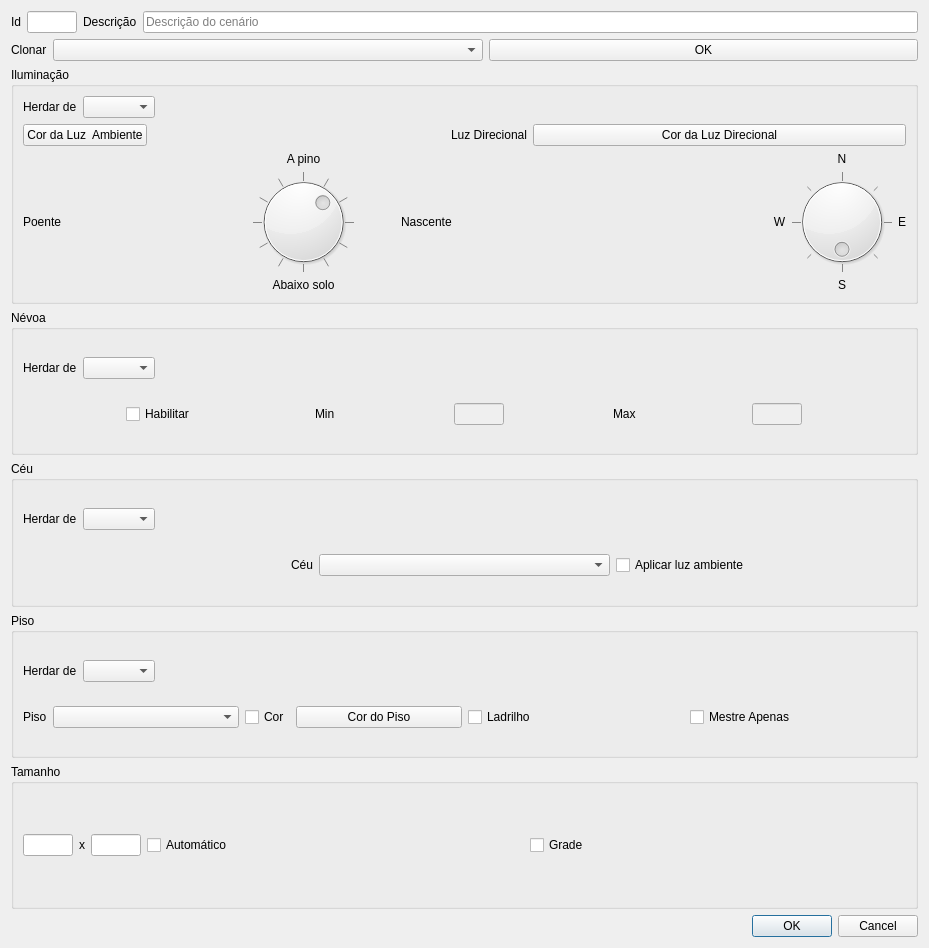
Above: ifg/qt/ui/cenario.ui from matferib/tabuleiro-virtual before the change. Below: the same form after it.
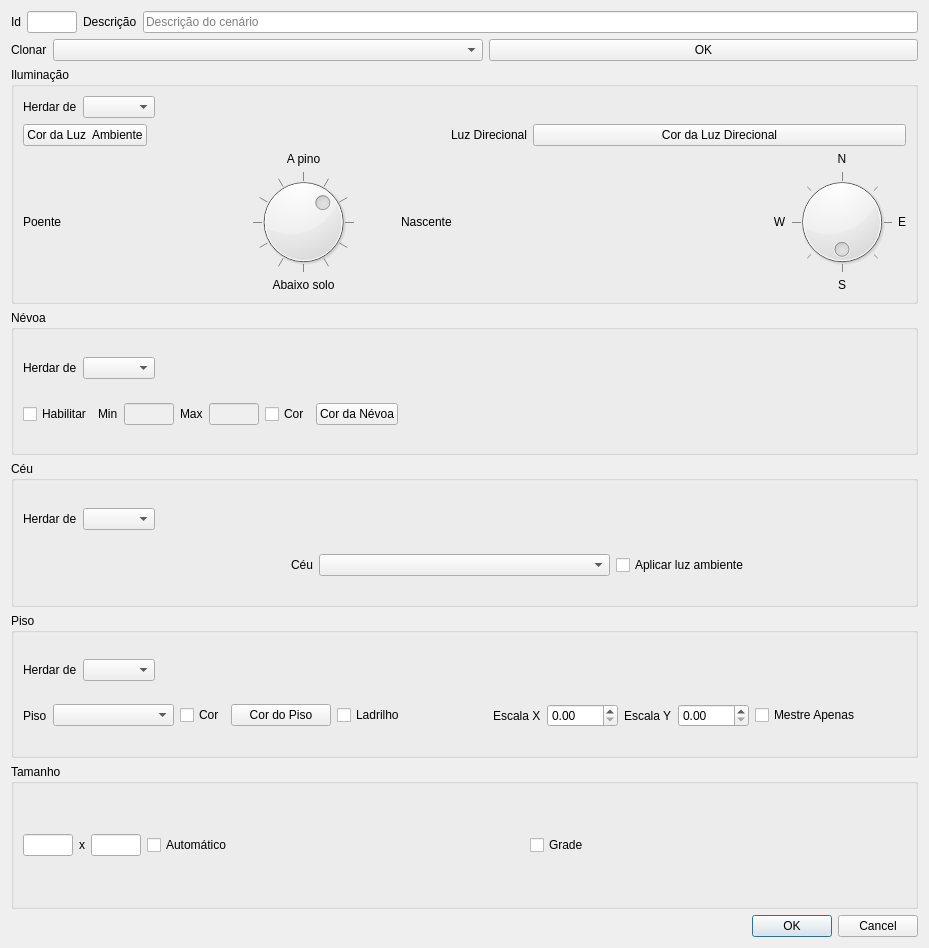
That is the form after the change.

Commit message: alteracoes de UI permitindo nevoa e piso com escala

What changed in the file:
```diff
--- a/ifg/qt/ui/cenario.ui
+++ b/ifg/qt/ui/cenario.ui
@@ -446,7 +446,15 @@
          </widget>
         </item>
         <item>
+         <layout class="QHBoxLayout" name="horizontalLayout_5">
+          <item>
          <widget class="QLabel" name="label_12">
+            <property name="sizePolicy">
+             <sizepolicy hsizetype="Minimum" vsizetype="Preferred">
+              <horstretch>0</horstretch>
+              <verstretch>0</verstretch>
+             </sizepolicy>
+            </property>
           <property name="maximumSize">
            <size>
             <width>30</width>
@@ -463,6 +471,12 @@
           <property name="enabled">
            <bool>false</bool>
           </property>
+            <property name="sizePolicy">
+             <sizepolicy hsizetype="Minimum" vsizetype="Fixed">
+              <horstretch>0</horstretch>
+              <verstretch>0</verstretch>
+             </sizepolicy>
+            </property>
           <property name="maximumSize">
            <size>
             <width>50</width>
@@ -474,8 +488,18 @@
           </property>
          </widget>
         </item>
+         </layout>
+        </item>
+        <item>
+         <layout class="QHBoxLayout" name="horizontalLayout_17">
         <item>
          <widget class="QLabel" name="label_13">
+            <property name="sizePolicy">
+             <sizepolicy hsizetype="Minimum" vsizetype="Preferred">
+              <horstretch>0</horstretch>
+              <verstretch>0</verstretch>
+             </sizepolicy>
+            </property>
           <property name="maximumSize">
            <size>
             <width>30</width>
@@ -492,6 +516,12 @@
           <property name="enabled">
            <bool>false</bool>
           </property>
+            <property name="sizePolicy">
+             <sizepolicy hsizetype="Minimum" vsizetype="Fixed">
+              <horstretch>0</horstretch>
+              <verstretch>0</verstretch>
+             </sizepolicy>
+            </property>
           <property name="maximumSize">
            <size>
             <width>50</width>
@@ -505,6 +535,41 @@
         </item>
        </layout>
       </item>
+        <item>
+         <widget class="QCheckBox" name="checkbox_cor_nevoa">
+          <property name="text">
+           <string>Cor</string>
+          </property>
+         </widget>
+        </item>
+        <item>
+         <widget class="QPushButton" name="botao_cor_nevoa">
+          <property name="sizePolicy">
+           <sizepolicy hsizetype="Minimum" vsizetype="Fixed">
+            <horstretch>0</horstretch>
+            <verstretch>0</verstretch>
+           </sizepolicy>
+          </property>
+          <property name="text">
+           <string>Cor da Névoa</string>
+          </property>
+         </widget>
+        </item>
+        <item>
+         <spacer name="horizontalSpacer_6">
+          <property name="orientation">
+           <enum>Qt::Horizontal</enum>
+          </property>
+          <property name="sizeHint" stdset="0">
+           <size>
+            <width>40</width>
+            <height>20</height>
+           </size>
+          </property>
+         </spacer>
+        </item>
+       </layout>
+      </item>
      </layout>
     </widget>
    </item>
@@ -690,6 +755,42 @@
           </property>
          </widget>
         </item>
+        <item>
+         <layout class="QHBoxLayout" name="horizontalLayout_20">
+          <item>
+           <widget class="QLabel" name="label_11">
+            <property name="text">
+             <string>Escala X</string>
+            </property>
+           </widget>
+          </item>
+          <item>
+           <widget class="QDoubleSpinBox" name="spin_escala_piso_x">
+            <property name="maximum">
+             <double>1000.000000000000000</double>
+            </property>
+           </widget>
+          </item>
+          <item>
+           <layout class="QHBoxLayout" name="horizontalLayout_16">
+            <item>
+             <widget class="QLabel" name="label_23">
+              <property name="text">
+               <string>Escala Y</string>
+              </property>
+             </widget>
+            </item>
+            <item>
+             <widget class="QDoubleSpinBox" name="spin_escala_piso_y">
+              <property name="maximum">
+               <double>1000.000000000000000</double>
+              </property>
+             </widget>
+            </item>
+           </layout>
+          </item>
+         </layout>
+        </item>
         <item>
          <widget class="QCheckBox" name="checkbox_mestre_apenas">
           <property name="toolTip">
```
Lines whose indentation alone changed are shown as unchanged. The commit also changes 9 other files.
